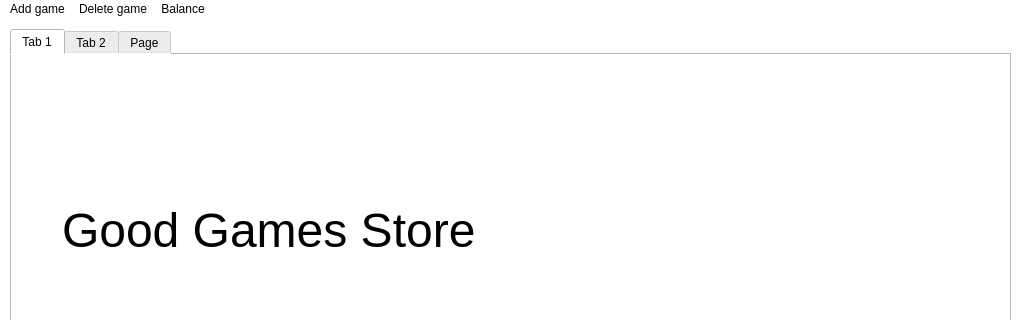
First picture: the form in mainwindow.ui, repository EvgTer/exam, before the edit; both pictures show x 0 to 1027 and y 0 to 320 of the 1027 by 652 pixel window.
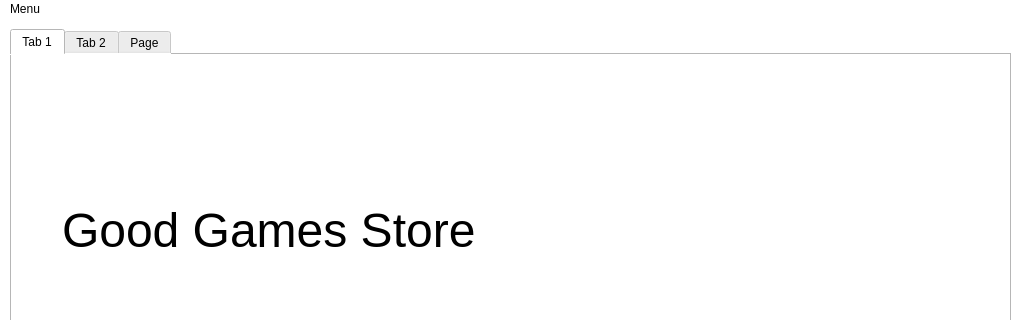
Second picture: the form after the edit. The open tabs and pages were chosen to show the change.

Diff of the .ui file:
```diff
--- a/mainwindow.ui
+++ b/mainwindow.ui
@@ -360,30 +360,13 @@
    </property>
    <widget class="QMenu" name="menuAdd_game">
     <property name="title">
-     <string>Add game</string>
+     <string>Menu</string>
     </property>
     <addaction name="actionAdventure"/>
     <addaction name="actionHorror"/>
     <addaction name="actionMMORPG"/>
-    <addaction name="actionSandbox"/>
-    <addaction name="actionShooter"/>
-   </widget>
-   <widget class="QMenu" name="menuDelete">
-    <property name="title">
-     <string>Delete game</string>
-    </property>
-    <addaction name="actionBrowse"/>
-   </widget>
-   <widget class="QMenu" name="menuBalance">
-    <property name="title">
-     <string>Balance</string>
-    </property>
-    <addaction name="actionShow_info"/>
-    <addaction name="actionAdd"/>
    </widget>
    <addaction name="menuAdd_game"/>
-   <addaction name="menuDelete"/>
-   <addaction name="menuBalance"/>
   </widget>
   <widget class="QStatusBar" name="statusbar"/>
   <action name="actionAdventure">
```
Left out of the diff: 11 changed lines with no effect on the pictures.
